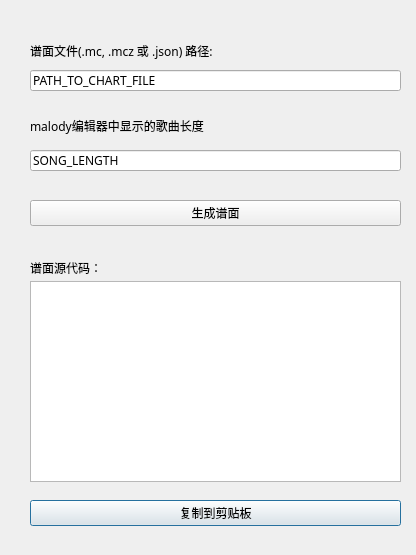
Before: the Qt Designer form main_menu_chs.ui in sudo-behappy/Chart-Converter-for-rhythm-game-Ease-Out, drawn with Qt 5.
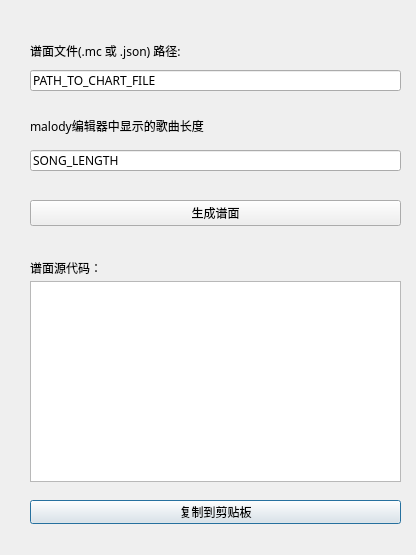
After: the same form once the commit is applied.

```diff
--- a/main_menu_chs.ui
+++ b/main_menu_chs.ui
@@ -10,6 +10,12 @@
     <height>555</height>
    </rect>
   </property>
+  <property name="sizePolicy">
+   <sizepolicy hsizetype="Fixed" vsizetype="Fixed">
+    <horstretch>0</horstretch>
+    <verstretch>0</verstretch>
+   </sizepolicy>
+  </property>
   <property name="font">
    <font>
     <family>微软雅黑</family>
@@ -37,7 +43,7 @@
      <x>30</x>
      <y>500</y>
      <width>371</width>
-     <height>26</height>
+     <height>24</height>
     </rect>
    </property>
    <property name="text">
@@ -96,7 +102,7 @@
     </rect>
    </property>
    <property name="text">
-    <string>谱面文件(.mc, .mcz 或 .json) 路径:</string>
+    <string>谱面文件(.mc 或 .json) 路径:</string>
    </property>
    <property name="wordWrap">
     <bool>true</bool>
```
